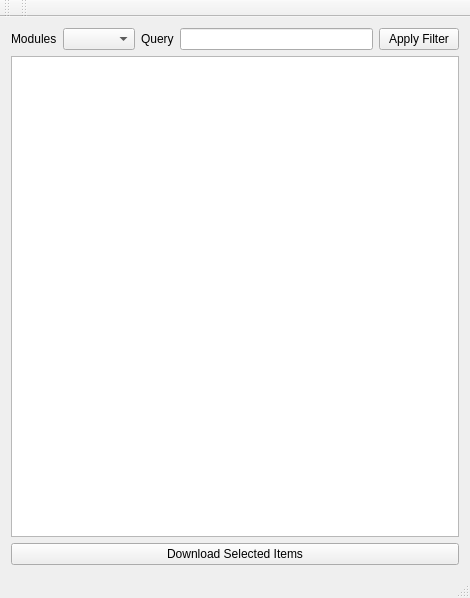
First picture: the form in dqmfiledownloader.ui, repository f-ilic/DQMFileDownloader, before the edit.
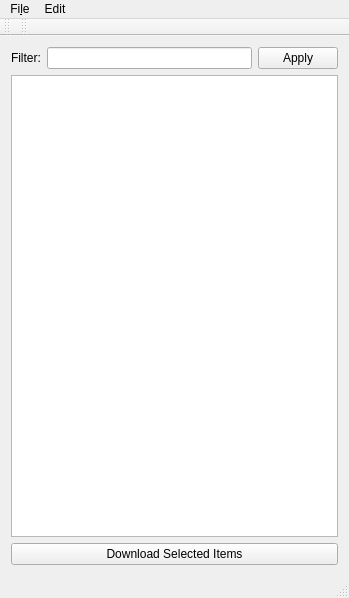
Second picture: the form after the edit.

```diff
--- a/dqmfiledownloader.ui
+++ b/dqmfiledownloader.ui
@@ -6,7 +6,7 @@
    <rect>
     <x>0</x>
     <y>0</y>
-    <width>470</width>
+    <width>349</width>
     <height>598</height>
    </rect>
   </property>
@@ -17,30 +17,24 @@
    <layout class="QVBoxLayout" name="verticalLayout">
     <item>
      <layout class="QHBoxLayout" name="horizontalLayout">
-      <item>
-       <widget class="QLabel" name="label">
-        <property name="text">
-         <string>Modules</string>
-        </property>
-       </widget>
-      </item>
-      <item>
-       <widget class="QComboBox" name="comboBox"/>
-      </item>
       <item>
        <widget class="QLabel" name="label_2">
         <property name="text">
-         <string>Query</string>
+         <string>Filter:</string>
         </property>
        </widget>
       </item>
       <item>
-       <widget class="QLineEdit" name="lineEdit"/>
+       <widget class="QLineEdit" name="lineEdit">
+        <property name="toolTip">
+         <string>Accepts Regex</string>
+        </property>
+       </widget>
       </item>
       <item>
        <widget class="QPushButton" name="pushButton_2">
         <property name="text">
-         <string>Apply Filter</string>
+         <string>Apply</string>
         </property>
        </widget>
       </item>
@@ -63,10 +57,23 @@
     <rect>
      <x>0</x>
      <y>0</y>
-     <width>470</width>
+     <width>349</width>
      <height>28</height>
     </rect>
    </property>
+   <widget class="QMenu" name="menuFile">
+    <property name="title">
+     <string>Fi&amp;le</string>
+    </property>
+   </widget>
+   <widget class="QMenu" name="menuEdit">
+    <property name="title">
+     <string>Edit</string>
+    </property>
+    <addaction name="actionPreferences"/>
+   </widget>
+   <addaction name="menuFile"/>
+   <addaction name="menuEdit"/>
   </widget>
   <widget class="QToolBar" name="mainToolBar">
    <attribute name="toolBarArea">
```
Left out of the diff: 5 changed lines with no effect on the pictures.
